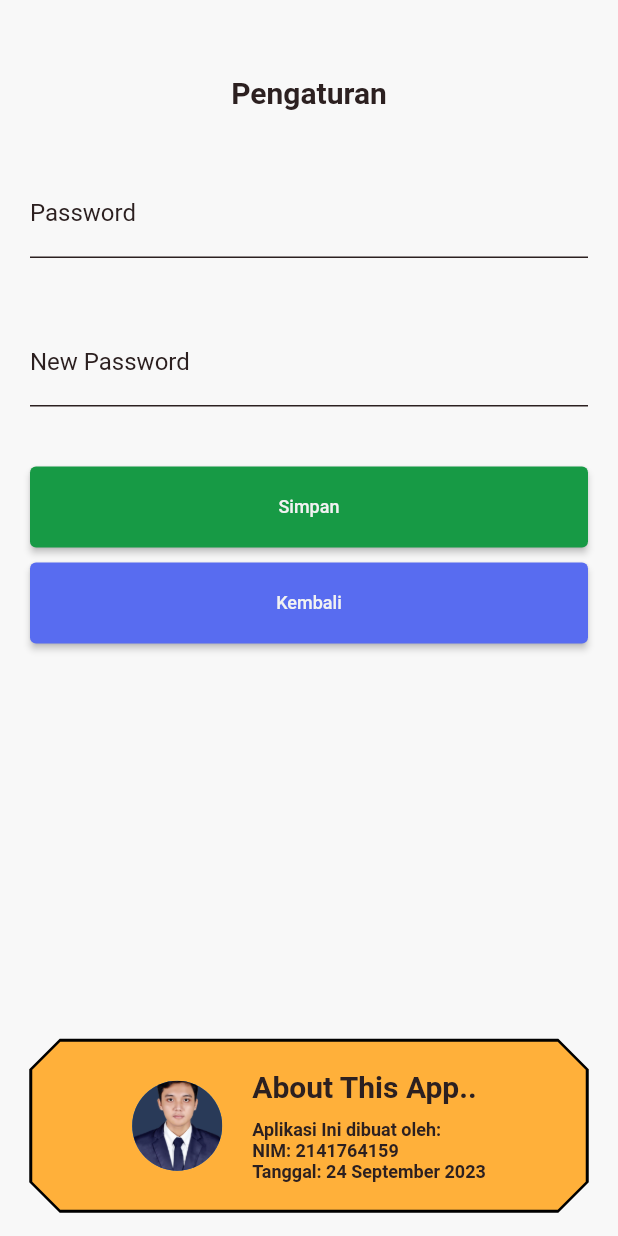
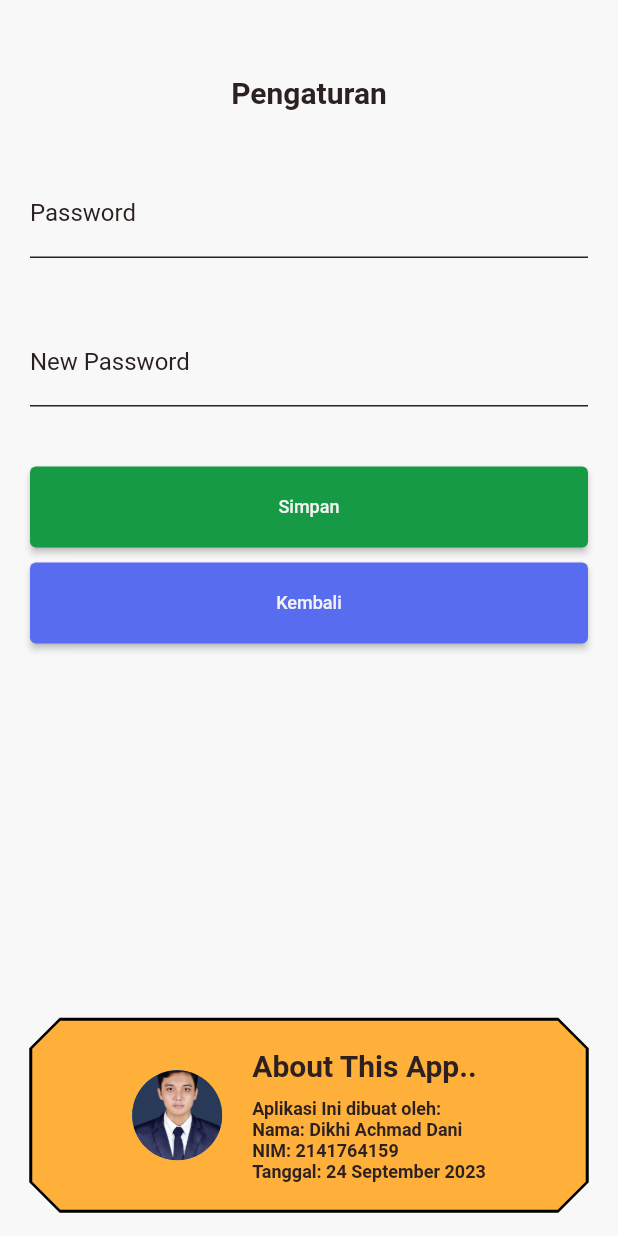
Before and after one commit to dikhiachmaddani/cash-b, a Flutter app: the SettingPage screen opened directly with empty values, on a phone screen of 412 x 824 dp. Run offline on Flutter 3.47's test engine with Material 2 defaults, Android fonts, the light colour scheme and no system bars; our stand-ins replace fl_chart, sqflite; accounts and stored records are empty.

Commit message:
fix (setting): fixing name

```diff
--- a/lib/helpers/db_helpers.dart
+++ b/lib/helpers/db_helpers.dart
@@ -65,8 +65,8 @@ class DbHelper {
     ''');
 
     await db.insert(tableUser, {
-      columnUserUsername: 'admin',
-      columnUserPassword: 'admin123',
+      columnUserUsername: 'user',
+      columnUserPassword: 'user',
     });
   }
 
--- a/lib/pages/setting.dart
+++ b/lib/pages/setting.dart
@@ -179,6 +179,13 @@ class _SettingPageState extends State<SettingPage> {
                                 fontWeight: FontWeight.bold),
                           ),
                           Text(
+                            'Nama: Dikhi Achmad Dani',
+                            style: TextStyle(
+                                color: Color(0xFF2C2020),
+                                fontSize: 12,
+                                fontWeight: FontWeight.bold),
+                          ),
+                          Text(
                             'NIM: 2141764159',
                             style: TextStyle(
                                 color: Color(0xFF2C2020),
```
